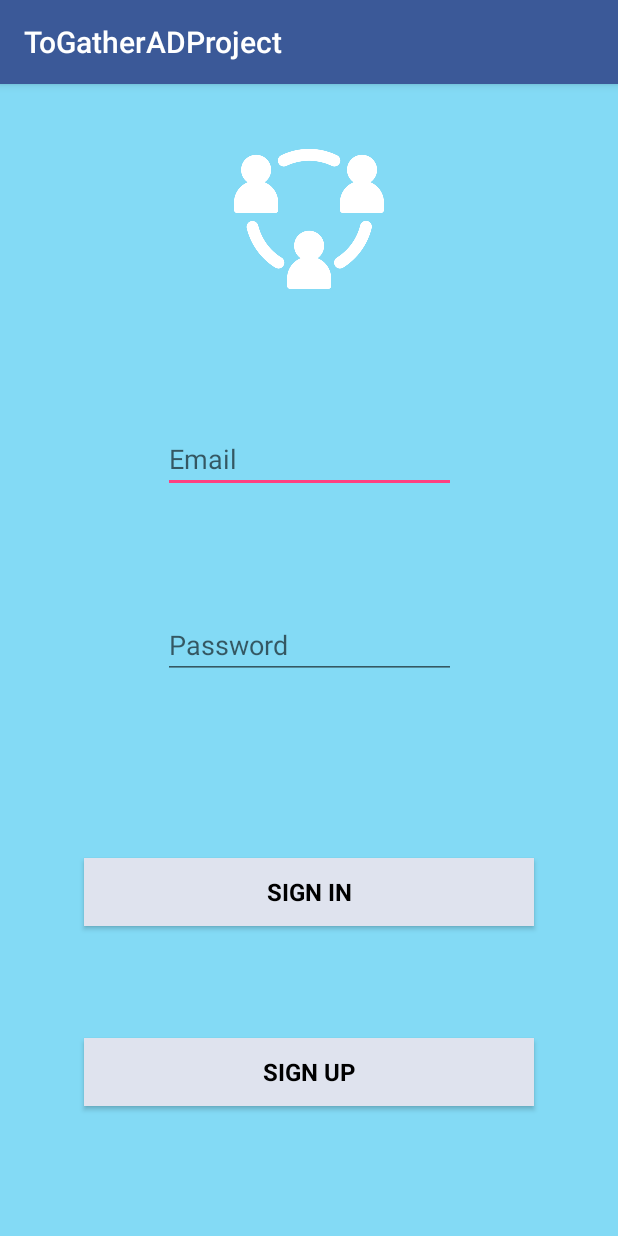
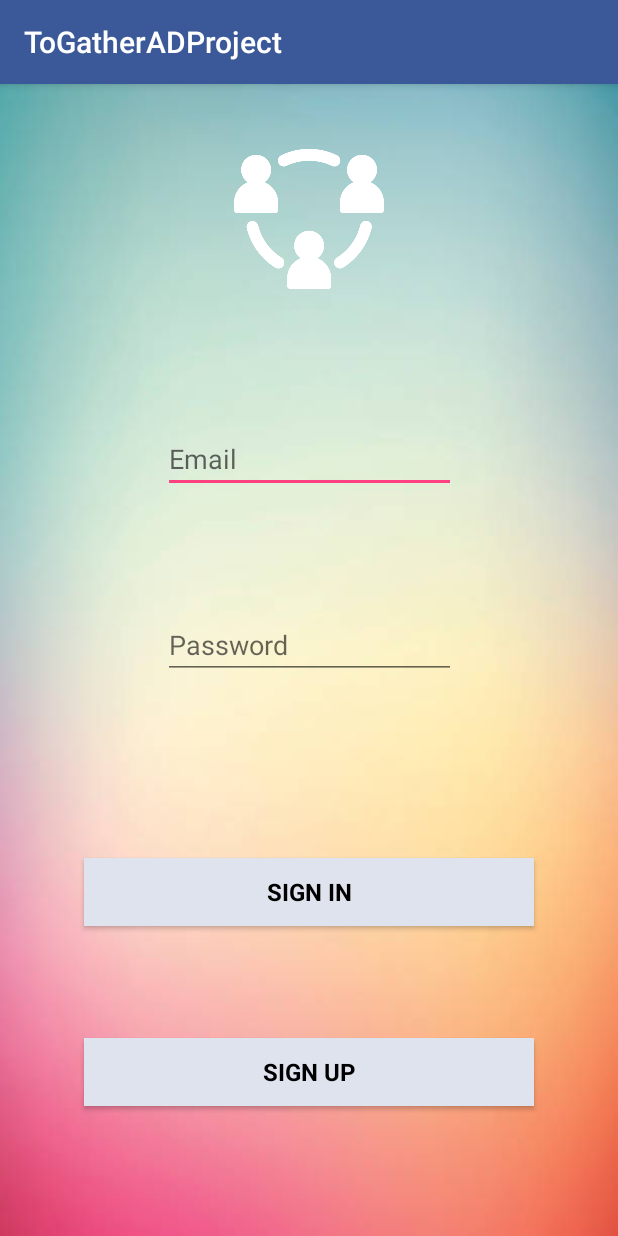
Before and after one commit to bryantanuwidjaja/ToGatherADProject, an Android app: the screen it shows after launch (LoginActivity), on a phone screen of 412 x 824 dp. Run offline under Robolectric (Android 15) with nearby library versions, the phone set to English and light mode, and no system bars; our stand-ins replace Firebase (no records; nobody signed in at launch, a user with empty details on screens opened directly).

Commit message:
background colour changed

```diff
--- a/app/src/main/res/layout/activity_login.xml
+++ b/app/src/main/res/layout/activity_login.xml
@@ -4,7 +4,7 @@
     xmlns:tools="http://schemas.android.com/tools"
     android:layout_width="match_parent"
     android:layout_height="match_parent"
-    android:background="#83DAF5"
+    android:background="@drawable/background1"
     tools:context=".LoginActivity">
 
     <Button
```
Also changed, not shown: app/src/main/res/drawable/background1.jpg (added).
